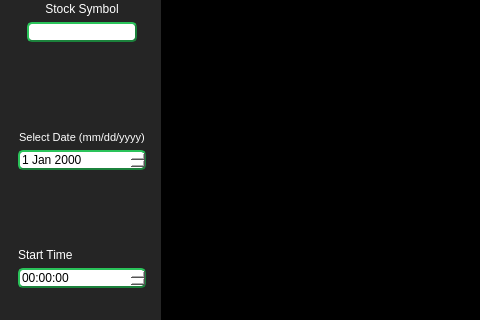
Old version of the form widgets/UI/RMSC03_Future.ui in the repository JV-FIU/Agent-Based-Stock-Market-Simulator; both pictures show x 0 to 480 and y 99 to 419 of the 1185 by 784 pixel window.
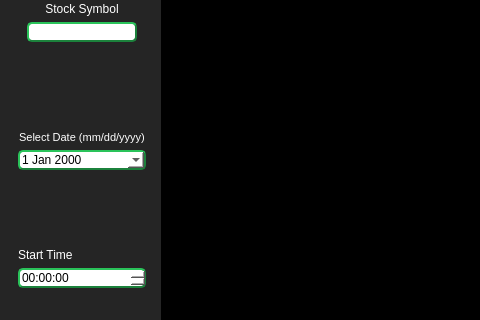
New version of the form.

```diff
--- a/widgets/UI/RMSC03_Future.ui
+++ b/widgets/UI/RMSC03_Future.ui
@@ -289,6 +289,9 @@
              <pointsize>9</pointsize>
             </font>
            </property>
+           <property name="calendarPopup">
+            <bool>true</bool>
+           </property>
           </widget>
          </item>
         </layout>
```
